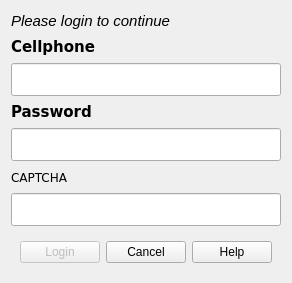
The window that src/gui/dialogs/login.ui (marcbowes/mxitc) describes before a commit, drawn with Qt 5.
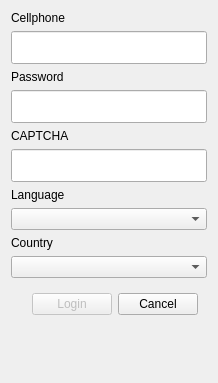
The same window after the commit.

The edit to the form file:
```diff
--- a/src/gui/dialogs/login.ui
+++ b/src/gui/dialogs/login.ui
@@ -1,12 +1,12 @@
 <ui version="4.0" >
  <class>Login</class>
- <widget class="QDialog" name="Login" >
-  <property name="geometry" >
+ <widget class="QDialog" name="Login">
+  <property name="geometry">
    <rect>
     <x>0</x>
     <y>0</y>
-    <width>285</width>
-    <height>283</height>
+    <width>218</width>
+    <height>383</height>
    </rect>
   </property>
   <property name="windowTitle" >
@@ -14,31 +14,8 @@
   </property>
   <layout class="QVBoxLayout" name="verticalLayout_2" >
    <item>
-    <widget class="QLabel" name="label_3" >
-     <property name="font" >
-      <font>
-       <pointsize>11</pointsize>
-       <weight>50</weight>
-       <italic>true</italic>
-       <bold>false</bold>
-      </font>
-     </property>
-     <property name="text" >
-      <string>Please login to continue</string>
-     </property>
-    </widget>
-   </item>
-   <item>
-    <widget class="QLabel" name="label" >
-     <property name="font" >
-      <font>
-       <family>Verdana</family>
-       <pointsize>11</pointsize>
-       <weight>75</weight>
-       <bold>true</bold>
-      </font>
-     </property>
-     <property name="text" >
+    <widget class="QLabel" name="label">
+     <property name="text">
       <string>Cellphone</string>
      </property>
     </widget>
@@ -57,16 +34,8 @@
     </widget>
    </item>
    <item>
-    <widget class="QLabel" name="label_2" >
-     <property name="font" >
-      <font>
-       <family>Verdana</family>
-       <pointsize>11</pointsize>
-       <weight>75</weight>
-       <bold>true</bold>
-      </font>
-     </property>
-     <property name="text" >
+    <widget class="QLabel" name="label_2">
+     <property name="text">
       <string>Password</string>
      </property>
     </widget>
@@ -88,13 +57,8 @@
     </widget>
    </item>
    <item>
-    <widget class="QLabel" name="captchaLabel" >
-     <property name="font" >
-      <font>
-       <family>Verdana</family>
-      </font>
-     </property>
-     <property name="text" >
+    <widget class="QLabel" name="captchaLabel">
+     <property name="text">
       <string>CAPTCHA</string>
      </property>
     </widget>
@@ -113,8 +77,28 @@
     </widget>
    </item>
    <item>
-    <widget class="QWidget" native="1" name="widget" >
-     <layout class="QHBoxLayout" name="horizontalLayout_2" >
+    <widget class="QLabel" name="label_4">
+     <property name="text">
+      <string>Language</string>
+     </property>
+    </widget>
+   </item>
+   <item>
+    <widget class="QComboBox" name="languageComboBox"/>
+   </item>
+   <item>
+    <widget class="QLabel" name="label_3">
+     <property name="text">
+      <string>Country</string>
+     </property>
+    </widget>
+   </item>
+   <item>
+    <widget class="QComboBox" name="countriesComboBox"/>
+   </item>
+   <item>
+    <widget class="QWidget" name="widget" native="true">
+     <layout class="QHBoxLayout" name="horizontalLayout_2">
       <item>
        <spacer name="horizontalSpacer" >
         <property name="orientation" >
@@ -145,16 +129,22 @@
         </property>
        </widget>
       </item>
-      <item>
-       <widget class="QPushButton" name="helpButton" >
-        <property name="text" >
-         <string>Help</string>
-        </property>
-       </widget>
-      </item>
      </layout>
     </widget>
    </item>
+   <item>
+    <spacer name="verticalSpacer">
+     <property name="orientation">
+      <enum>Qt::Vertical</enum>
+     </property>
+     <property name="sizeHint" stdset="0">
+      <size>
+       <width>20</width>
+       <height>40</height>
+      </size>
+     </property>
+    </spacer>
+   </item>
   </layout>
  </widget>
  <resources/>
```
Left out of the diff: 43 changed lines with no effect on the pictures.
